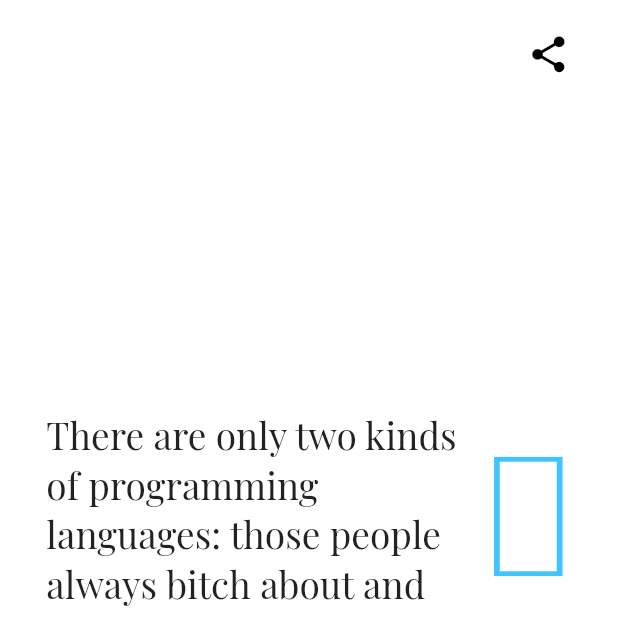
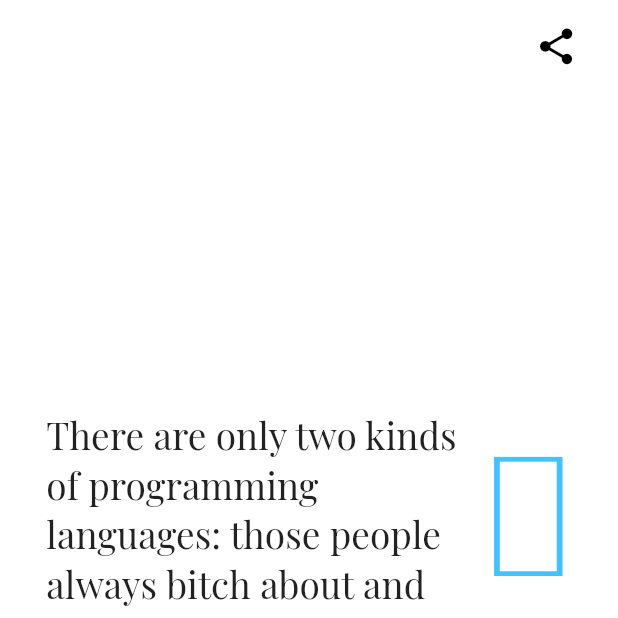
Before and after one commit to AlinaStepanova/quotes, a Flutter app: the screen it shows after launch, on a phone screen of 412 x 824 dp, the top half of it. Run offline on Flutter 3.47's test engine with Material 2 defaults, Android fonts, the light colour scheme and no system bars; our stand-ins replace dio, retrofit, share_plus; generated files the repository leaves out were written again; network calls fail.

Commit message:
polish ui

```diff
--- a/lib/screens/home_page.dart
+++ b/lib/screens/home_page.dart
@@ -41,8 +41,10 @@ class _HomePageState extends State<HomePage> {
                       children: [
                         // IconWithAction(Icons.star_outline, width * 0.1,
                         //     width * 0.075, () => {}),
-                        IconWithAction(Icons.share, width * 0.125, width * 0.07,
-                            () => _onShare(context)),
+                        IconWithAction(
+                          Icons.share,
+                          () => _onShare(context),
+                        ),
                       ],
                     ),
                   ),
@@ -119,8 +121,9 @@ class _HomePageState extends State<HomePage> {
       ),
       child: Align(
         alignment: Alignment.bottomRight,
-        child: IconWithAction(Icons.arrow_forward_ios_rounded, width * 0.15,
-            width * 0.1, () => loadNextQuote()),
+        child: IconWithAction(
+            Icons.arrow_forward_ios_rounded, () => loadNextQuote(),
+            size: width * 0.15, iconSize: width * 0.1),
       ),
     );
   }
--- a/lib/widgets/icon_with_action.dart
+++ b/lib/widgets/icon_with_action.dart
@@ -3,10 +3,11 @@ import 'package:quotes_app/utils/constants.dart';
 
 class IconWithAction extends StatefulWidget {
   final IconData icon;
-  final double size;
-  final double iconSize;
   final Function call;
-  const IconWithAction(this.icon, this.size, this.iconSize, this.call);
+  final double? size;
+  final double? iconSize;
+
+  const IconWithAction(this.icon, this.call, {this.size, this.iconSize});
   @override
   _IconWithActionState createState() => _IconWithActionState();
 }
@@ -14,6 +15,7 @@ class IconWithAction extends StatefulWidget {
 class _IconWithActionState extends State<IconWithAction> {
   @override
   Widget build(BuildContext context) {
+    var width = MediaQuery.of(context).size.width;
     return ClipOval(
       child: Material(
         color: Colors.white,
@@ -21,10 +23,10 @@ class _IconWithActionState extends State<IconWithAction> {
           splashColor: Constants.primaryColor,
           onTap: () => widget.call(),
           child: SizedBox(
-              width: widget.size,
-              height: widget.size,
+              width: widget.size ?? width * 0.1,
+              height: widget.size ?? width * 0.1,
               child: Icon(widget.icon,
-                  size: widget.iconSize, color: Colors.black)),
+                  size: widget.iconSize ?? width * 0.07, color: Colors.black)),
         ),
       ),
     );
```
